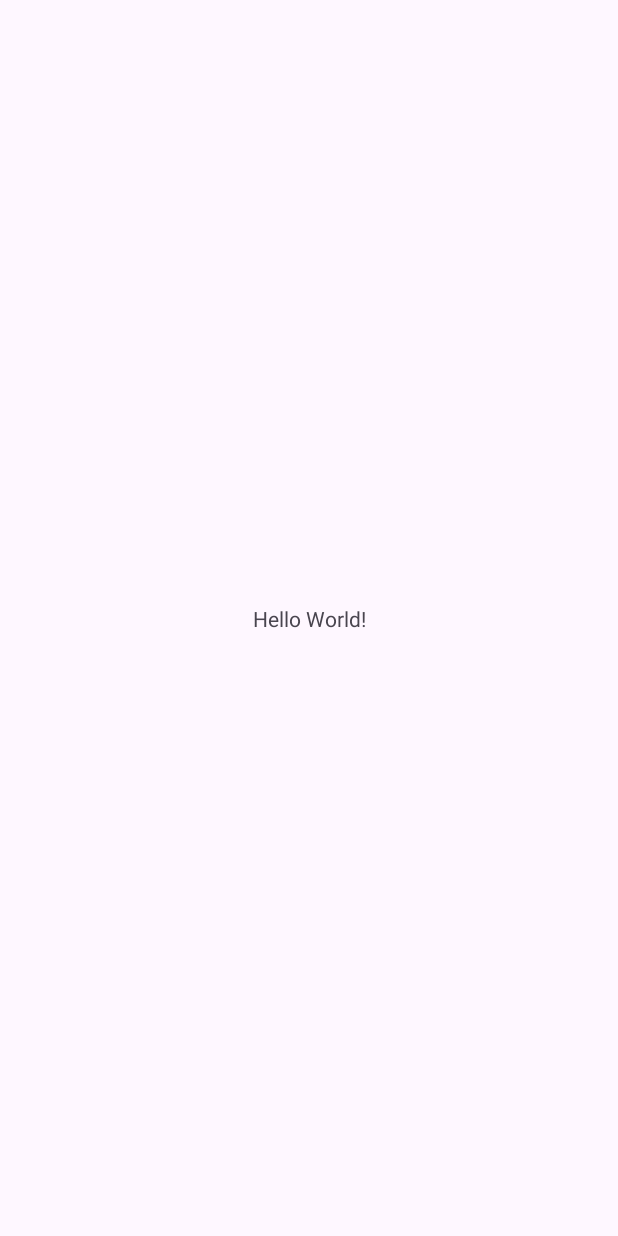
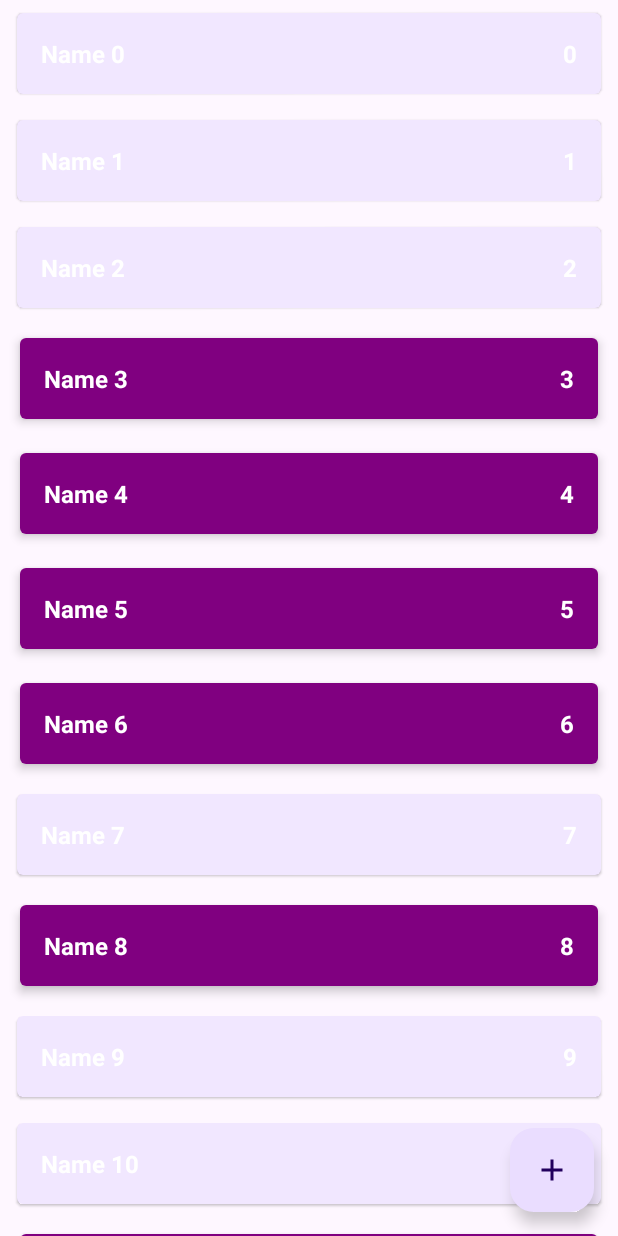
Before and after one commit to Karimjon13/shopping_list, an Android app: the screen it shows after launch (MainActivity), on a phone screen of 412 x 824 dp. Before the commit the screen is almost empty. Run offline under Robolectric (Android 15) with nearby library versions, the phone set to English and light mode, and no system bars.

Commit message:
RecyclerView

```diff
--- a/app/src/main/java/com/example/shoppinglist/data/ShopListRepositoryImpl.kt
+++ b/app/src/main/java/com/example/shoppinglist/data/ShopListRepositoryImpl.kt
@@ -4,14 +4,16 @@ import androidx.lifecycle.LiveData
 import androidx.lifecycle.MutableLiveData
 import com.example.shoppinglist.domain.ShopItem
 import com.example.shoppinglist.domain.ShopListRepository
+import kotlin.random.Random
 
-object ShopListRepositoryImpl: ShopListRepository {
-    private val shopListLD = MutableLiveData<List<ShopItem>>()
-    private val shopList = mutableListOf<ShopItem>()
+
+ object ShopListRepositoryImpl: ShopListRepository {
+    private val shopListLD = MutableLiveData<List<ShopItem>> ()
+    private val shopList = sortedSetOf<ShopItem>(Comparator<ShopItem> { o1, o2 -> o1.id.compareTo(o2.id) })
     private var autoIncrementId = 0
         init {
-            for (i in 0 until 10){
-                val item = ShopItem("Name $i",i,true)
+            for (i in 0 until 1000){
+                val item = ShopItem("Name $i",i, Random.nextBoolean())
                 addShopListItem(item)
             }
         }
--- a/app/src/main/java/com/example/shoppinglist/presentation/MainActivity.kt
+++ b/app/src/main/java/com/example/shoppinglist/presentation/MainActivity.kt
@@ -2,33 +2,73 @@ package com.example.shoppinglist.presentation
 
 import android.os.Bundle
 import android.util.Log
+import android.view.LayoutInflater
+import android.widget.LinearLayout
+import android.widget.TextView
 import androidx.activity.enableEdgeToEdge
 import androidx.appcompat.app.AppCompatActivity
 import androidx.core.view.ViewCompat
 import androidx.core.view.WindowInsetsCompat
 import androidx.lifecycle.ViewModelProvider
+import androidx.recyclerview.widget.ItemTouchHelper
+import androidx.recyclerview.widget.RecyclerView
 import com.example.shoppinglist.R
+import com.example.shoppinglist.domain.ShopItem
 
 class MainActivity : AppCompatActivity() {
     private lateinit var viewModel: MainViewModel
-    private var count = 0
+    private lateinit var shopListAdapter: ShopListAdapter
     override fun onCreate(savedInstanceState: Bundle?) {
         super.onCreate(savedInstanceState)
         enableEdgeToEdge()
         setContentView(R.layout.activity_main)
-        ViewCompat.setOnApplyWindowInsetsListener(findViewById(R.id.main)) { v, insets ->
-            val systemBars = insets.getInsets(WindowInsetsCompat.Type.systemBars())
-            v.setPadding(systemBars.left, systemBars.top, systemBars.right, systemBars.bottom)
-            insets
-        }
+        setupRecyclerView()
         viewModel = ViewModelProvider(this).get(MainViewModel::class.java)
         viewModel.shopList.observe(this){
-            Log.d("MainActivityTest",it.toString())
-            if (count == 0) {
-                count++
-                val item = it[0]
-                viewModel.changeEnableState(item)
+            shopListAdapter.submitList(it)
+        }
+    }
+    private fun setupRecyclerView(){
+        val rvShopList = findViewById<RecyclerView>(R.id.rv_shop_list)
+        with(rvShopList) {
+            shopListAdapter = ShopListAdapter()
+            adapter = shopListAdapter
+            recycledViewPool.setMaxRecycledViews(
+                ShopListAdapter.VIEW_TYPE_ENABLE,
+                ShopListAdapter.MAX_POOL_SIZE
+            )
+            recycledViewPool.setMaxRecycledViews(
+                ShopListAdapter.VIEW_TYPE_DISABLED,
+                ShopListAdapter.MAX_POOL_SIZE
+            )
+        }
+        shopListAdapter.onShopItemLongClickListener = {
+            viewModel.changeEnableState(it)
+            }
+        shopListAdapter.onShopItemClickListener = {
+            Log.d("MainActivity",it.toString())
+            }
+        val callback = object : ItemTouchHelper.SimpleCallback(
+            0,
+            ItemTouchHelper.LEFT or ItemTouchHelper.RIGHT
+        ){
+            override fun onMove(
+                recyclerView: RecyclerView,
+                viewHolder: RecyclerView.ViewHolder,
+                target: RecyclerView.ViewHolder
+            ): Boolean {
+                return false
+            }
+
+            override fun onSwiped(
+                viewHolder: RecyclerView.ViewHolder,
+                direction: Int
+            ) {
+                val item=shopListAdapter.currentList[viewHolder.adapterPosition]
+                viewModel.deleteShopListItem(item)
             }
         }
+        val itemTouchHelper = ItemTouchHelper(callback)
+        itemTouchHelper.attachToRecyclerView(rvShopList)
+        }
     }
-}
--- /dev/null
+++ b/app/src/main/java/com/example/shoppinglist/presentation/ShopItemDiffCallback.kt
@@ -0,0 +1,20 @@
+package com.example.shoppinglist.presentation
+
+import androidx.recyclerview.widget.DiffUtil
+import com.example.shoppinglist.domain.ShopItem
+
+class ShopItemDiffCallback: DiffUtil.ItemCallback<ShopItem>() {
+    override fun areItemsTheSame(
+        p0: ShopItem,
+        p1: ShopItem
+    ): Boolean {
+       return p0.id == p1.id
+    }
+
+    override fun areContentsTheSame(
+        p0: ShopItem,
+        p1: ShopItem
+    ): Boolean {
+        return p0 == p1
+    }
+}
--- /dev/null
+++ b/app/src/main/java/com/example/shoppinglist/presentation/ShopItemViewHolder.kt
@@ -0,0 +1,11 @@
+package com.example.shoppinglist.presentation
+
+import android.view.View
+import android.widget.TextView
+import androidx.recyclerview.widget.RecyclerView
+import com.example.shoppinglist.R
+
+class ShopItemViewHolder(val view: View): RecyclerView.ViewHolder(view){
+    val tvName = view.findViewById<TextView>(R.id.tv_name)
+    val tvCount = view.findViewById<TextView>(R.id.tv_count)
+}
--- /dev/null
+++ b/app/src/main/java/com/example/shoppinglist/presentation/ShopListAdapter.kt
@@ -0,0 +1,57 @@
+package com.example.shoppinglist.presentation
+
+import android.view.LayoutInflater
+import android.view.ViewGroup
+import com.example.shoppinglist.R
+import com.example.shoppinglist.domain.ShopItem
+
+class ShopListAdapter: androidx.recyclerview.widget.ListAdapter<ShopItem, ShopItemViewHolder>(
+    ShopItemDiffCallback()
+) {
+    var onShopItemLongClickListener : ((ShopItem)-> Unit)? = null
+    var onShopItemClickListener : ((ShopItem)-> Unit)? = null
+    override fun onCreateViewHolder(
+        parent: ViewGroup,
+        viewType: Int
+    ): ShopItemViewHolder{
+        val layout = when (viewType){
+            VIEW_TYPE_DISABLED ->R.layout.item_shop_disabled
+            VIEW_TYPE_ENABLE ->R.layout.item_shop_enabled
+            else -> throw RuntimeException("unknow view type: $viewType")
+        }
+        val view = LayoutInflater.from(parent.context).inflate(
+            layout,
+            parent,
+            false
+        )
+        return ShopItemViewHolder(view)
+    }
+    override fun onBindViewHolder(
+        viewHolder: ShopItemViewHolder,
+        position: Int
+    ) {
+        val shopItem = getItem(position)
+        viewHolder.view.setOnLongClickListener {
+            onShopItemLongClickListener?.invoke(shopItem)
+            true
+        }
+        viewHolder.view.setOnClickListener {
+            onShopItemClickListener?.invoke(shopItem)
+        }
+        viewHolder.tvName.text = shopItem.name
+        viewHolder.tvCount.text = shopItem.count.toString()
+    }
+    override fun getItemViewType(position: Int): Int {
+        val item = getItem(position)
+        return if ( item.enabled){
+        VIEW_TYPE_ENABLE
+        }else{
+        VIEW_TYPE_DISABLED
+        }
+    }
+    companion object{
+        const val VIEW_TYPE_ENABLE= 100
+        const val VIEW_TYPE_DISABLED = 101
+        const val MAX_POOL_SIZE = 15
+    }
+}
--- /dev/null
+++ b/app/src/main/java/com/example/shoppinglist/presentation/ShopListDiffCallback.kt
@@ -0,0 +1,29 @@
+package com.example.shoppinglist.presentation
+
+import androidx.recyclerview.widget.DiffUtil
+import com.example.shoppinglist.domain.ShopItem
+
+class ShopListDiffCallback(
+    private val oldList : List<ShopItem>,
+    private val newList : List<ShopItem>
+): DiffUtil.Callback() {
+    override fun getOldListSize(): Int {
+        return oldList.size
+    }
+
+    override fun getNewListSize(): Int {
+        return newList.size
+    }
+
+    override fun areItemsTheSame(p0: Int, p1: Int): Boolean {
+        val oldItem =oldList[p0]
+        val newItem = newList[p1]
+        return oldItem.id == newItem.id
+    }
+
+    override fun areContentsTheSame(p0: Int, p1: Int): Boolean {
+        val oldItem = oldList[p0]
+        val newItem = newList[p1]
+        return oldItem == newItem
+    }
+}
--- /dev/null
+++ b/app/src/main/res/drawable/ic_add.xml
@@ -0,0 +1,9 @@
+<vector xmlns:android="http://schemas.android.com/apk/res/android"
+    android:width="24dp"
+    android:height="24dp"
+    android:viewportWidth="24"
+    android:viewportHeight="24">
+  <path
+      android:pathData="M19,13h-6v6h-2v-6H5v-2h6V5h2v6h6v2z"
+      android:fillColor="#ffffff"/>
+</vector>
--- a/app/src/main/res/layout/activity_main.xml
+++ b/app/src/main/res/layout/activity_main.xml
@@ -2,18 +2,33 @@
 <androidx.constraintlayout.widget.ConstraintLayout xmlns:android="http://schemas.android.com/apk/res/android"
     xmlns:app="http://schemas.android.com/apk/res-auto"
     xmlns:tools="http://schemas.android.com/tools"
-    android:id="@+id/main"
     android:layout_width="match_parent"
     android:layout_height="match_parent"
     tools:context=".presentation.MainActivity">
 
-    <TextView
+    <androidx.recyclerview.widget.RecyclerView
+        android:id="@+id/rv_shop_list"
+        android:layout_width="0dp"
+        android:layout_height="0dp"
+        app:layoutManager="androidx.recyclerview.widget.LinearLayoutManager"
+        app:layout_constraintBottom_toBottomOf="parent"
+        app:layout_constraintEnd_toEndOf="parent"
+        app:layout_constraintHorizontal_bias="0.0"
+        app:layout_constraintStart_toStartOf="parent"
+        app:layout_constraintTop_toTopOf="parent"
+        app:layout_constraintVertical_bias="0.0"
+        tools:listitem="@layout/item_shop_enabled" />
+
+    <com.google.android.material.floatingactionbutton.FloatingActionButton
+        android:id="@+id/button_add_shop_item"
         android:layout_width="wrap_content"
         android:layout_height="wrap_content"
-        android:text="Hello World!"
+        android:layout_marginEnd="16dp"
+        android:layout_marginBottom="16dp"
+        android:clickable="true"
+        android:contentDescription="@string/add_new_shop_item"
+        android:focusable="true"
         app:layout_constraintBottom_toBottomOf="parent"
         app:layout_constraintEnd_toEndOf="parent"
-        app:layout_constraintStart_toStartOf="parent"
-        app:layout_constraintTop_toTopOf="parent" />
-
+        app:srcCompat="@drawable/ic_add" />
 </androidx.constraintlayout.widget.ConstraintLayout>
--- /dev/null
+++ b/app/src/main/res/layout/item_shop_disabled.xml
@@ -0,0 +1,40 @@
+<?xml version="1.0" encoding="utf-8"?>
+<androidx.cardview.widget.CardView xmlns:android="http://schemas.android.com/apk/res/android"
+    android:layout_width="match_parent"
+    android:layout_height="wrap_content"
+    xmlns:app="http://schemas.android.com/apk/res-auto"
+    xmlns:tools="http://schemas.android.com/tools"
+    android:layout_marginStart="8dp"
+    android:layout_marginTop="4dp"
+    android:layout_marginEnd="8dp"
+    android:layout_marginBottom="4dp"
+    app:cardCornerRadius="4dp"
+    app:cardElevation="1dp"
+    app:cardUseCompatPadding="true">
+    <LinearLayout
+        android:layout_width="match_parent"
+        android:layout_height="wrap_content"
+        android:background="#33BB86FC"
+        android:orientation="horizontal"
+        android:padding="16dp">
+        <TextView
+            android:id="@+id/tv_name"
+            android:layout_width="0dp"
+            android:layout_height="wrap_content"
+            android:layout_weight="1"
+            android:textColor="@color/white"
+            android:textSize="16sp"
+            android:textStyle="bold"
+            tools:text="Салфетки"/>
+        <TextView
+            android:id="@+id/tv_count"
+            android:layout_width="wrap_content"
+            android:layout_height="wrap_content"
+            android:textColor="@color/white"
+            android:textSize="16sp"
+            android:textStyle="bold"
+            tools:text="1"/>
+    </LinearLayout>
+
+
+</androidx.cardview.widget.CardView>
--- /dev/null
+++ b/app/src/main/res/layout/item_shop_enabled.xml
@@ -0,0 +1,38 @@
+<?xml version="1.0" encoding="utf-8"?>
+<androidx.cardview.widget.CardView xmlns:android="http://schemas.android.com/apk/res/android"
+    android:layout_width="match_parent"
+    android:layout_height="wrap_content"
+    xmlns:app="http://schemas.android.com/apk/res-auto"
+    xmlns:tools="http://schemas.android.com/tools"
+    android:layout_marginStart="8dp"
+    android:layout_marginTop="4dp"
+    android:layout_marginEnd="8dp"
+    android:layout_marginBottom="4dp"
+    app:cardCornerRadius="4dp"
+    app:cardElevation="4dp"
+    app:cardUseCompatPadding="true">
+    <LinearLayout
+        android:layout_width="match_parent"
+        android:layout_height="wrap_content"
+        android:background="@color/purple_200"
+        android:orientation="horizontal"
+        android:padding="16dp">
+        <TextView
+            android:id="@+id/tv_name"
+            android:layout_width="0dp"
+            android:layout_height="wrap_content"
+            android:layout_weight="1"
+            android:textColor="@color/white"
+            android:textSize="16sp"
+            android:textStyle="bold"
+            tools:text="Салфетки"/>
+        <TextView
+            android:id="@+id/tv_count"
+            android:layout_width="wrap_content"
+            android:layout_height="wrap_content"
+            android:textColor="@color/white"
+            android:textSize="16sp"
+            android:textStyle="bold"
+            tools:text="1"/>
+    </LinearLayout>
+    </androidx.cardview.widget.CardView>
--- a/app/src/main/res/values/colors.xml
+++ b/app/src/main/res/values/colors.xml
@@ -2,4 +2,5 @@
 <resources>
     <color name="black">#FF000000</color>
     <color name="white">#FFFFFFFF</color>
+    <color name="purple_200">#800080</color>
 </resources>
--- a/app/src/main/res/values/strings.xml
+++ b/app/src/main/res/values/strings.xml
@@ -1,3 +1,4 @@
 <resources>
     <string name="app_name">Shopping list</string>
+    <string name="add_new_shop_item">Add new shop item</string>
 </resources>
```
